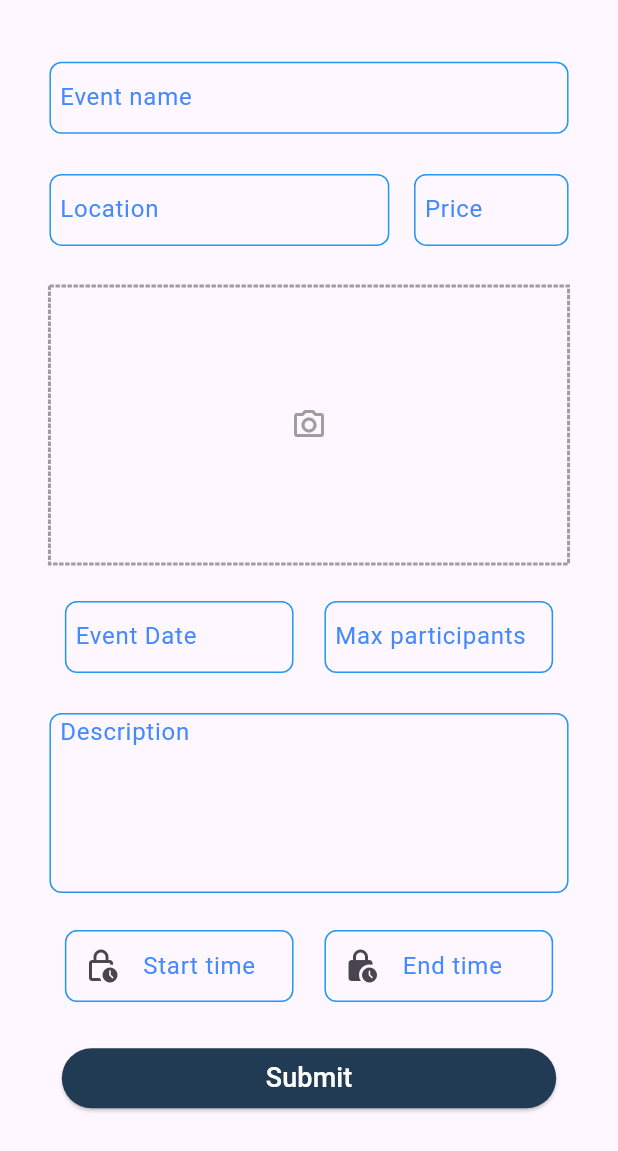
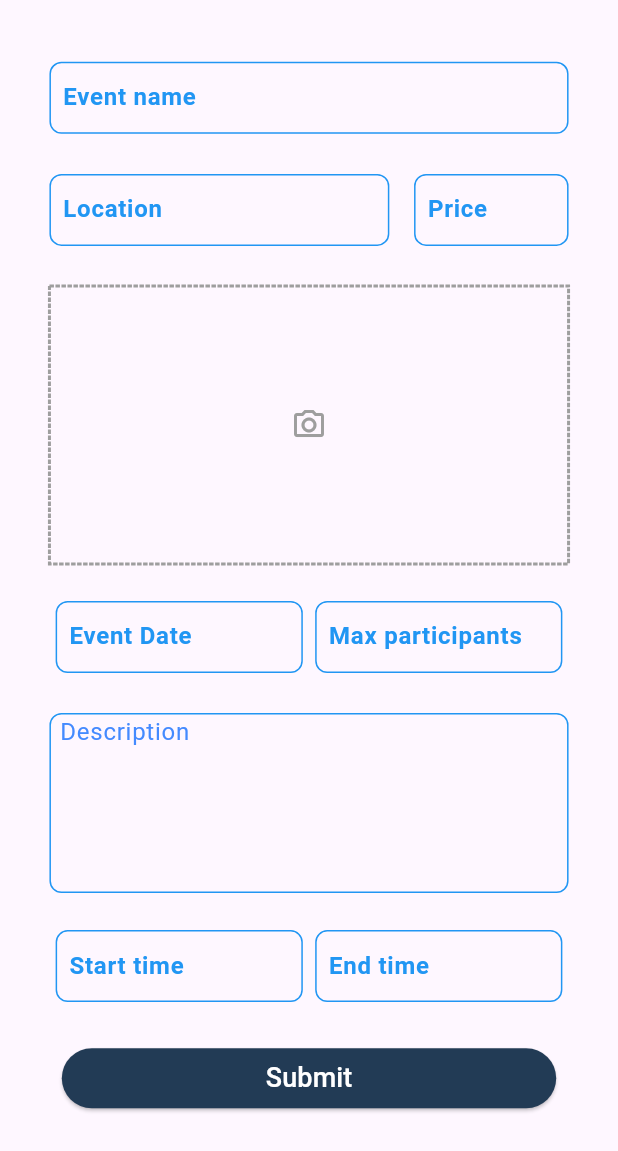
Before and after one commit to abdulqaderpatel/EventFlow, a Flutter app: the CreateEventScreen screen opened directly, on a phone screen of 412 x 824 dp. Shown: the top 1151 px of the screen. Run offline on Flutter 3.47's test engine with Material 2 defaults, Android fonts, the light colour scheme and no system bars; drawn by our look-alikes of dotted_border; our stand-ins replace cloud_firestore, firebase_auth, firebase_core, firebase_storage, fluttertoast, get and 2 more; accounts and stored records are empty; network calls fail.

```diff
--- /dev/null
+++ b/lib/Reusable_Components/Admin/create_event_text_field.dart
@@ -0,0 +1,69 @@
+import 'package:flutter/material.dart';
+
+class CreateEventTextField extends StatelessWidget {
+  final String text;
+  final TextEditingController controller;
+  final double width;
+  final String? labelText;
+
+  const CreateEventTextField({
+    super.key,
+    required this.text,
+    required this.controller,
+    required this.width,
+    this.labelText = null,
+  });
+
+  @override
+  Widget build(BuildContext context) {
+    return text != "Description"
+        ? SizedBox(
+            height: 50,
+            width: width,
+            child: TextFormField(
+              controller: controller,
+              textAlignVertical: TextAlignVertical.center,
+              decoration: InputDecoration(
+                labelText: labelText,
+                labelStyle: TextStyle(color: Colors.white),
+                alignLabelWithHint: true,
+                enabledBorder: OutlineInputBorder(
+                    borderSide:
+                        const BorderSide(color: Colors.blue,),
+                    borderRadius: BorderRadius.circular(8)),
+                contentPadding: const EdgeInsets.only(
+                  top: 2,
+                  left: 5,
+                ),
+                errorStyle: const TextStyle(fontSize: 0),
+                hintStyle: const TextStyle(
+                    color: Colors.blue, fontWeight: FontWeight.bold),
+                hintText: text,
+              ),
+            ),
+          )
+        : SizedBox(
+            height: 120,
+            width: width,
+            child: TextFormField(
+              keyboardType: TextInputType.multiline,
+              maxLines: null,
+              minLines: 5,
+              controller: controller,
+              decoration: InputDecoration(
+                enabledBorder: OutlineInputBorder(
+                    borderSide: const BorderSide(
+                      color: Colors.blue,
+                    ),
+                    borderRadius: BorderRadius.circular(8)),
+                contentPadding: const EdgeInsets.only(top: 2, left: 3),
+                errorStyle: const TextStyle(fontSize: 0),
+                hintStyle: const TextStyle(
+                  color: Colors.blueAccent,
+                ),
+                hintText: text,
+              ),
+            ),
+          );
+  }
+}
--- a/lib/Views/Admin/create_event.dart
+++ b/lib/Views/Admin/create_event.dart
@@ -1,6 +1,14 @@
 import 'dart:io';
 
 import 'package:eventflow/Reusable_Components/Admin/admin_text_field.dart';
+import 'package:eventflow/Reusable_Components/Admin/create_event_text_field.dart';
+import 'package:eventflow/Reusable_Components/Admin/create_event_text_field.dart';
+import 'package:eventflow/Reusable_Components/Admin/create_event_text_field.dart';
+import 'package:eventflow/Reusable_Components/Admin/create_event_text_field.dart';
+import 'package:eventflow/Reusable_Components/Admin/create_event_text_field.dart';
+import 'package:eventflow/Reusable_Components/Admin/create_event_text_field.dart';
+import 'package:eventflow/Reusable_Components/Admin/create_event_text_field.dart';
+import 'package:eventflow/Reusable_Components/Admin/create_event_text_field.dart';
 import 'package:eventflow/Views/Misc/Firebase/firebase_tables.dart';
 import 'package:eventflow/Views/Misc/toast/toast.dart';
 import 'package:firebase_auth/firebase_auth.dart';
@@ -94,7 +102,7 @@ class _CreateEventScreenState extends State<CreateEventScreen> {
             child: Center(
               child: Column(
                 children: [
-                  AdminTextField(
+                  CreateEventTextField(
                     text: "Event name",
                     controller: titleController,
                     width: Get.width,
@@ -104,12 +112,12 @@ class _CreateEventScreenState extends State<CreateEventScreen> {
                   ),
                   Row(mainAxisAlignment: MainAxisAlignment.spaceBetween,
                     children: [
-                      AdminTextField(
+                      CreateEventTextField(
                         text: "Location",
                         controller: locationController,
                         width: Get.width*0.55,
                       ),
-                      AdminTextField(
+                      CreateEventTextField(
                         text: "Price",
                         controller: priceController,
                         width: Get.width*0.25,
@@ -154,20 +162,20 @@ class _CreateEventScreenState extends State<CreateEventScreen> {
                   Row(
                     mainAxisAlignment: MainAxisAlignment.spaceAround,
                     children: [
-                      AdminTextField(
+                      CreateEventTextField(
                           text: "Event Date",
                           controller: dateController,
-                          width: Get.width * 0.37),
-                      AdminTextField(
+                          width: Get.width * 0.4),
+                      CreateEventTextField(
                           text: "Max participants",
                           controller: maxEntries,
-                          width: Get.width * 0.37),
+                          width: Get.width * 0.4),
                     ],
                   ),
                   SizedBox(
                     height: Get.height * 0.03,
                   ),
-                  AdminTextField(
+                  CreateEventTextField(
                     text: "Description",
                     controller: descriptionController,
                     width: Get.width,
@@ -178,18 +186,16 @@ class _CreateEventScreenState extends State<CreateEventScreen> {
                   Row(
                     mainAxisAlignment: MainAxisAlignment.spaceAround,
                     children: [
-                      AdminTextField(
+                      CreateEventTextField(
                           text: "Start time",
                           controller: startTimeController,
-                          width: Get.width * 0.37,
-                          isIcon: true,
-                          icon: Icons.lock_clock_outlined),
-                      AdminTextField(
+                          width: Get.width * 0.4,
+                      ),
+                      CreateEventTextField(
                         text: "End time",
                         controller: endTimeController,
-                        width: Get.width * 0.37,
-                        isIcon: true,
-                        icon: Icons.lock_clock_rounded,
+                        width: Get.width * 0.4,
+
                       ),
                     ],
                   ),
--- a/lib/Views/Authentication/login.dart
+++ b/lib/Views/Authentication/login.dart
@@ -176,7 +176,7 @@ class _LoginScreenState extends State<LoginScreen> {
                     name: "Password",
                     icon: Icons.key,
                     controller: passwordController,
-                    obscureText: false,
+                    obscureText: true,
                     isAdmin: widget.isAdmin == true ? true : false,
                 validator: (value){
 
--- a/lib/Views/Authentication/signup.dart
+++ b/lib/Views/Authentication/signup.dart
@@ -227,7 +227,7 @@ class _SignupScreenState extends State<SignupScreen> {
                               caseSensitive: false, unicode: true, dotAll: true)
                               .hasMatch(value)) {
                             Toast().errorMessage("Invalid name");
-                          return "f;";
+                          return "";
                           }
 
                             return null;
@@ -245,7 +245,7 @@ class _SignupScreenState extends State<SignupScreen> {
                           print(value);
                           if (value == null||value.isEmpty||!emailRegExp.hasMatch(value)) {
                             Toast().errorMessage("Invalid email");
-                            return "email field cannot be empty";
+                            return "";
                           }
                           return null;
                         },
```
Also changed, not shown: lib/Reusable_Components/Admin/admin_details_field.dart (added, +66 -0 lines), lib/Reusable_Components/Admin/admin_text_field.dart (+42 -21 lines), lib/Views/Admin/Profile/admin_profile.dart (+163 -2 lines), lib/Views/Admin/Profile/edit_admin_profile.dart (renamed from lib/Views/User/Profile/edit_profile.dart, +17 -14 lines), lib/Views/User/Profile/edit_user_profile.dart (added, +229 -0 lines), lib/Views/User/Profile/user_profile.dart (+5 -5 lines).
